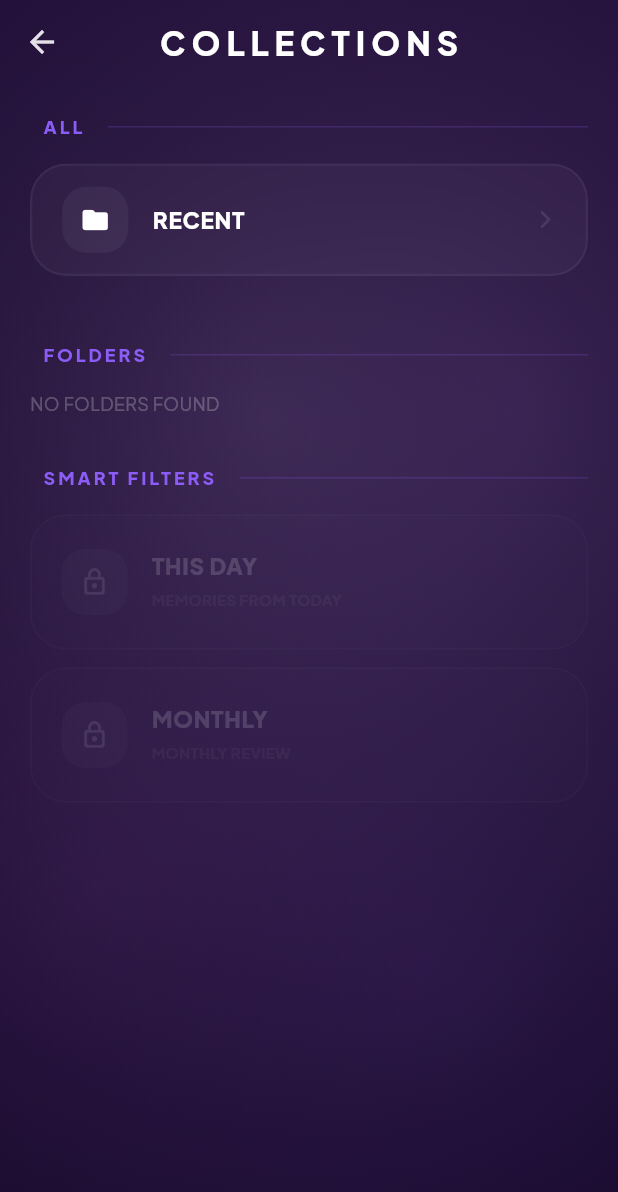
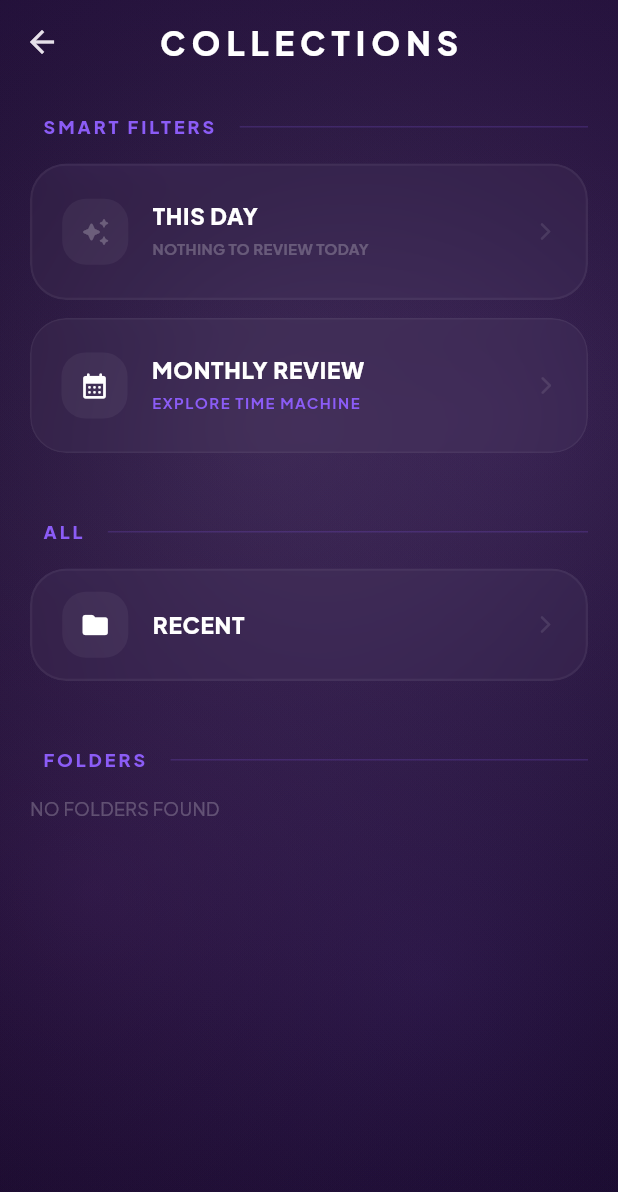
Before and after one commit to Vitgracer/Swipix, a Flutter app: the screen it shows after launch, after a tap on the "grid view" icon, on a phone screen of 412 x 824 dp. Shown: the top 1192 px of the screen. Run offline on Flutter 3.47's test engine with Material 3 defaults, Android fonts, the phone set to English and light mode, and no system bars; our stand-ins replace fl_chart, flutter_riverpod, google_fonts, permission_handler, shared_preferences; missing offline and left inert: photo_manager.

Commit message:
added this day and monthly modes

```diff
--- a/swipix/lib/screens/folder_selection_screen.dart
+++ b/swipix/lib/screens/folder_selection_screen.dart
@@ -2,9 +2,11 @@ import 'dart:ui';
 import 'package:flutter/material.dart';
 import 'package:flutter_riverpod/flutter_riverpod.dart';
 import 'package:google_fonts/google_fonts.dart';
+import 'package:intl/intl.dart';
 import '../providers/photo_provider.dart';
 import '../core/theme.dart';
 import '../widgets/animated_aurora.dart';
+import 'calendar_screen.dart'; // Import new screen
 
 class FolderSelectionScreen extends ConsumerWidget {
   const FolderSelectionScreen({super.key});
@@ -38,6 +40,18 @@ class FolderSelectionScreen extends ConsumerWidget {
               child: Column(
                 crossAxisAlignment: CrossAxisAlignment.start,
                 children: [
+                  _buildSectionHeader('SMART FILTERS'),
+                  _buildSmartFilterItem(
+                    'THIS DAY',
+                    'MEMORIES FROM TODAY',
+                    SmartFilter.thisDay,
+                    context,
+                    notifier,
+                    state
+                  ),
+                  _buildMonthlyFilterItem(context, state), // UPDATED
+                  const SizedBox(height: 32),
+
                   _buildSectionHeader('ALL'),
                   _buildFolderItem(
                     'RECENT',
@@ -59,11 +73,6 @@ class FolderSelectionScreen extends ConsumerWidget {
                       notifier,
                       state,
                     )),
-
-                  const SizedBox(height: 32),
-                  _buildSectionHeader('SMART FILTERS'),
-                  _buildPlaceholderItem('THIS DAY', 'MEMORIES FROM TODAY'),
-                  _buildPlaceholderItem('MONTHLY', 'MONTHLY REVIEW'),
                 ],
               ),
             ),
@@ -97,6 +106,153 @@ class FolderSelectionScreen extends ConsumerWidget {
         ],
       ),
     );
+  }
+
+  Widget _buildMonthlyFilterItem(BuildContext context, PhotoState state) {
+    return Padding(
+      padding: const EdgeInsets.only(bottom: 12),
+      child: ClipRRect(
+        borderRadius: BorderRadius.circular(24),
+        child: BackdropFilter(
+          filter: ImageFilter.blur(sigmaX: 20, sigmaY: 20),
+          child: Container(
+            decoration: BoxDecoration(
+              color: Colors.white.withOpacity(0.03),
+              borderRadius: BorderRadius.circular(24),
+              border: Border.all(color: Colors.white.withOpacity(0.05)),
+            ),
+            child: ListTile(
+              contentPadding: const EdgeInsets.symmetric(horizontal: 20, vertical: 8),
+              leading: Container(
+                padding: const EdgeInsets.all(12),
+                decoration: BoxDecoration(
+                  color: Colors.white.withOpacity(0.05),
+                  borderRadius: BorderRadius.circular(16),
+                ),
+                child: const Icon(Icons.calendar_month_rounded, color: Colors.white, size: 20),
+              ),
+              title: Text(
+                'MONTHLY REVIEW',
+                style: GoogleFonts.plusJakartaSans(
+                  color: Colors.white,
+                  fontWeight: FontWeight.w800,
+                  fontSize: 15,
+                  letterSpacing: 0.5,
+                ),
+              ),
+              subtitle: const Text(
+                'EXPLORE TIME MACHINE',
+                style: TextStyle(color: AppTheme.electricViolet, fontWeight: FontWeight.bold, fontSize: 10, letterSpacing: 1),
+              ),
+              trailing: Icon(Icons.arrow_forward_ios_rounded, color: Colors.white.withOpacity(0.1), size: 14),
+              onTap: () => Navigator.push(context, MaterialPageRoute(builder: (_) => const CalendarScreen())),
+            ),
+          ),
+        ),
+      ),
+    );
+  }
+
+  Widget _buildSmartFilterItem(
+    String title,
+    String subtitle,
+    SmartFilter filter,
+    BuildContext context,
+    PhotoNotifier notifier,
+    PhotoState state
+  ) {
+    final isSelected = state.currentFilter == filter;
+
+    return FutureBuilder<int>(
+      future: _getSmartCount(notifier, filter),
+      builder: (context, snapshot) {
+        final count = snapshot.data ?? 0;
+        final hasContent = count > 0;
+        final isLoading = snapshot.connectionState == ConnectionState.waiting;
+
+        return Padding(
+          padding: const EdgeInsets.only(bottom: 12),
+          child: ClipRRect(
+            borderRadius: BorderRadius.circular(24),
+            child: BackdropFilter(
+              filter: ImageFilter.blur(sigmaX: 20, sigmaY: 20),
+              child: AnimatedContainer(
+                duration: const Duration(milliseconds: 300),
+                decoration: BoxDecoration(
+                  color: isSelected
+                      ? AppTheme.electricViolet.withOpacity(0.15)
+                      : Colors.white.withOpacity(0.03),
+                  borderRadius: BorderRadius.circular(24),
+                  border: Border.all(
+                    color: isSelected
+                        ? AppTheme.electricViolet.withOpacity(0.4)
+                        : Colors.white.withOpacity(0.05),
+                    width: 1.5,
+                  ),
+                ),
+                child: ListTile(
+                  contentPadding: const EdgeInsets.symmetric(horizontal: 20, vertical: 8),
+                  leading: Container(
+                    padding: const EdgeInsets.all(12),
+                    decoration: BoxDecoration(
+                      color: isSelected ? AppTheme.electricViolet : Colors.white.withOpacity(0.05),
+                      borderRadius: BorderRadius.circular(16),
+                    ),
+                    child: Icon(
+                      Icons.auto_awesome_rounded,
+                      color: hasContent ? Colors.white : Colors.white24,
+                      size: 20,
+                    ),
+                  ),
+                  title: Text(
+                    title,
+                    style: GoogleFonts.plusJakartaSans(
+                      color: Colors.white,
+                      fontWeight: FontWeight.w800,
+                      fontSize: 15,
+                      letterSpacing: 0.5,
+                    ),
+                  ),
+                  subtitle: isLoading
+                    ? const Text('SCANNING...', style: TextStyle(color: Colors.white10, fontSize: 10))
+                    : Text(
+                        hasContent ? '$count $subtitle' : 'NOTHING TO REVIEW TODAY',
+                        style: TextStyle(
+                          color: hasContent ? AppTheme.toxicGreen : Colors.white24,
+                          fontWeight: FontWeight.w700,
+                          fontSize: 10,
+                        ),
+                      ),
+                  trailing: isSelected
+                      ? const Icon(Icons.check_circle_rounded, color: AppTheme.toxicGreen, size: 20)
+                      : Icon(Icons.arrow_forward_ios_rounded, color: Colors.white.withOpacity(0.1), size: 14),
+                  onTap: hasContent ? () {
+                    notifier.selectSmartFilter(filter);
+                    Navigator.pop(context);
+                  } : null,
+                ),
+              ),
+            ),
+          ),
+        );
+      }
+    );
+  }
+
+  Future<int> _getSmartCount(PhotoNotifier notifier, SmartFilter filter) async {
+    final albums = notifier.state.albums;
+    if (albums.isEmpty) return 0;
+
+    final allAlbum = albums.first;
+    final total = await allAlbum.assetCountAsync;
+    final assets = await allAlbum.getAssetListRange(start: 0, end: total);
+    final now = DateTime.now();
+
+    return assets.where((asset) {
+      if (notifier.state.globalKeptIds.contains(asset.id)) return false;
+      final date = asset.createDateTime;
+      return date.day == now.day && date.month == now.month;
+    }).length;
   }
 
   Widget _buildFolderItem(
@@ -153,7 +309,7 @@ class FolderSelectionScreen extends ConsumerWidget {
               ),
               subtitle: album != null
                 ? FutureBuilder<int>(
-                    future: notifier.getRemainingCount(album), // Используем наш умный счетчик
+                    future: notifier.getRemainingCount(album),
                     builder: (context, snapshot) {
                       final remaining = snapshot.data ?? 0;
                       if (remaining == 0 && snapshot.connectionState == ConnectionState.done) {
@@ -192,43 +348,4 @@ class FolderSelectionScreen extends ConsumerWidget {
       ),
     );
   }
-
-  Widget _buildPlaceholderItem(String title, String subtitle) {
-    return Opacity(
-      opacity: 0.4,
-      child: Padding(
-        padding: const EdgeInsets.only(bottom: 12),
-        child: Container(
-          decoration: BoxDecoration(
-            color: Colors.white.withOpacity(0.02),
-            borderRadius: BorderRadius.circular(24),
-            border: Border.all(color: Colors.white.withOpacity(0.05)),
-          ),
-          child: ListTile(
-            contentPadding: const EdgeInsets.symmetric(horizontal: 20, vertical: 8),
-            leading: Container(
-              padding: const EdgeInsets.all(12),
-              decoration: BoxDecoration(
-                color: Colors.white.withOpacity(0.05),
-                borderRadius: BorderRadius.circular(16),
-              ),
-              child: const Icon(Icons.lock_outline_rounded, color: Colors.white24, size: 20),
-            ),
-            title: Text(
-              title,
-              style: GoogleFonts.plusJakartaSans(
-                color: Colors.white38,
-                fontWeight: FontWeight.w800,
-                fontSize: 15,
-              ),
-            ),
-            subtitle: Text(
-              subtitle,
-              style: const TextStyle(color: Colors.white10, fontSize: 10, fontWeight: FontWeight.bold),
-            ),
-          ),
-        ),
-      ),
-    );
-  }
 }
```
Also changed, not shown: swipix/lib/providers/photo_provider.dart (+100 -6 lines), swipix/lib/screens/calendar_screen.dart (added, +201 -0 lines).
